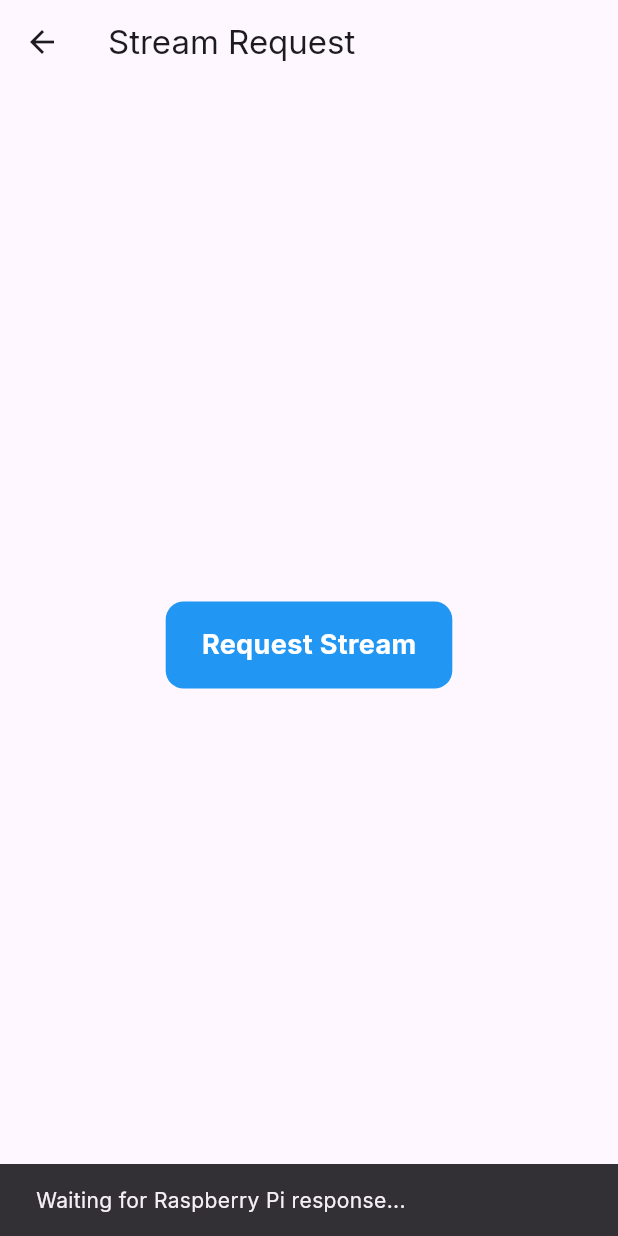
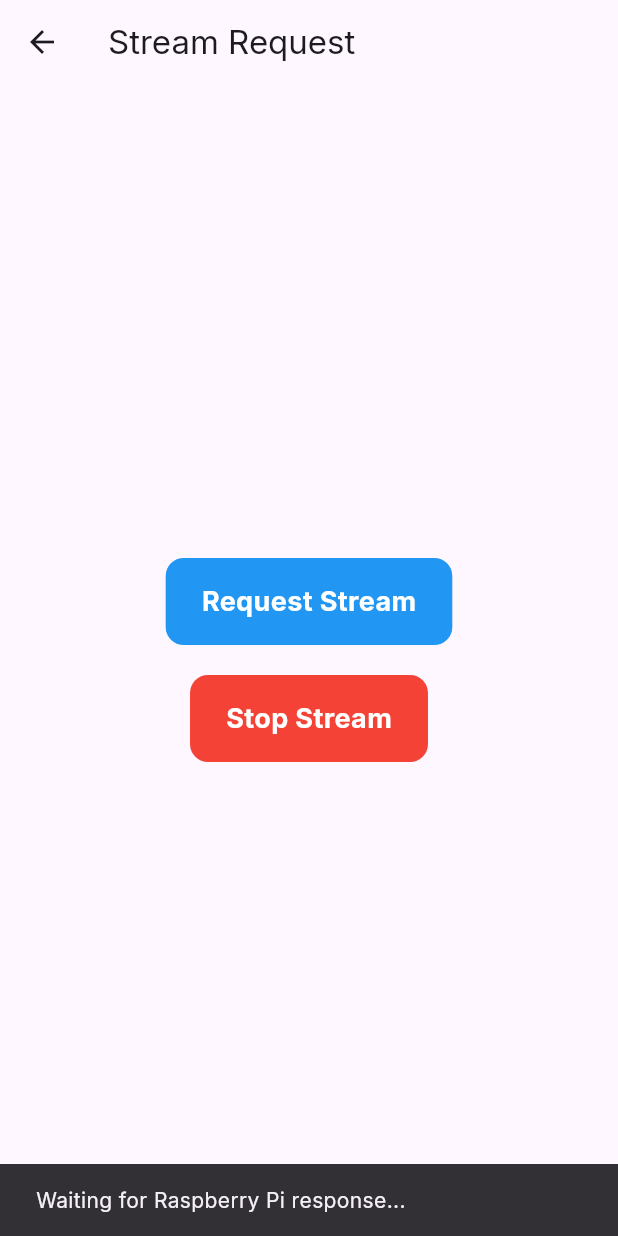
Before and after one commit to Abdelrahman-Hazemm/Graduation, a Flutter app: the VlcStreamPage screen opened directly, after a tap on "Request Stream", on a phone screen of 412 x 824 dp. Run offline on Flutter 3.47's test engine with Material 3 defaults, Android fonts, the phone set to English and light mode, and no system bars; our stand-ins replace cloud_firestore, device_info_plus, firebase_core, flutter_blue_plus, flutter_riverpod, geolocator and 3 more; missing offline and left inert: android_intent_plus, network_info_plus; accounts and stored records are empty.

```diff
--- a/ru2ya/lib/pages/vlc_stream.dart
+++ b/ru2ya/lib/pages/vlc_stream.dart
@@ -1,4 +1,5 @@
 import 'dart:async';
+import 'dart:convert';
 import 'package:flutter/material.dart';
 import 'package:cloud_firestore/cloud_firestore.dart';
 import 'package:android_intent_plus/android_intent.dart';
@@ -11,7 +12,8 @@ class VlcStreamPage extends StatefulWidget {
 
 class _VlcStreamPageState extends State<VlcStreamPage> {
   final String requestId = 'glasses01';
-  final String baseStreamUrl = 'rtmp://trolley.proxy.rlwy.net:24127/stream';
+  final String fetchStreamUrlEndpoint =
+      'https://ruya-production.up.railway.app/api/stream/get-stream-url?deviceId=glasses01';
 
   StreamSubscription<DocumentSnapshot>? _subscription;
   Timer? _timeoutTimer;
@@ -19,10 +21,13 @@ class _VlcStreamPageState extends State<VlcStreamPage> {
   String? _fullStreamUrl;
 
   Future<void> _sendRequest() async {
-    final requestRef = FirebaseFirestore.instance.collection('requests').doc(requestId);
+    final requestRef =
+        FirebaseFirestore.instance.collection('requests').doc(requestId);
 
     final doc = await requestRef.get();
-    if (doc.exists && doc.data() is Map && (doc.data() as Map)['status'] == 'pending') {
+    if (doc.exists &&
+        doc.data() is Map &&
+        (doc.data() as Map)['status'] == 'pending') {
       ScaffoldMessenger.of(context).showSnackBar(
         SnackBar(content: Text('Request already pending. Please wait.')),
       );
@@ -32,7 +37,6 @@ class _VlcStreamPageState extends State<VlcStreamPage> {
     await requestRef.set({
       'status': 'pending',
       'timestamp': FieldValue.serverTimestamp(),
-      'streamUrl': baseStreamUrl,
       'stream': true,
     });
 
@@ -44,7 +48,7 @@ class _VlcStreamPageState extends State<VlcStreamPage> {
       SnackBar(content: Text('Waiting for Raspberry Pi response...')),
     );
 
-    _subscription = requestRef.snapshots().listen((snapshot) {
+    _subscription = requestRef.snapshots().listen((snapshot) async {
       final data = snapshot.data() as Map<String, dynamic>?;
 
       if (data == null) return;
@@ -52,18 +56,9 @@ class _VlcStreamPageState extends State<VlcStreamPage> {
       final status = data['status'];
 
       if (status == 'accepted') {
+        print("Request accepted by Pi.");
         _cancelTimeout();
-
-        final uniqueId = data['uniqueId'];
-        if (uniqueId != null && uniqueId is String) {
-          _fullStreamUrl = '$baseStreamUrl/$uniqueId';
-          setState(() => _isStreaming = true);
-          _launchVlc();
-        } else {
-          ScaffoldMessenger.of(context).showSnackBar(
-            SnackBar(content: Text('Stream accepted but no unique ID found.')),
-          );
-        }
+        await _fetchStreamUrlAndLaunch();
       } else if (status == 'rejected') {
         _cancelTimeout();
         ScaffoldMessenger.of(context).showSnackBar(
@@ -101,6 +96,35 @@ class _VlcStreamPageState extends State<VlcStreamPage> {
     _subscription?.cancel();
   }
 
+  Future<void> _fetchStreamUrlAndLaunch() async {
+    try {
+      final response = await http.get(Uri.parse(fetchStreamUrlEndpoint));
+      if (response.statusCode == 200) {
+        final data = json.decode(response.body);
+        _fullStreamUrl = data['streamUrl'];
+        print('Fetched stream URL: $_fullStreamUrl');
+
+        if (_fullStreamUrl != null && _fullStreamUrl!.isNotEmpty) {
+          setState(() => _isStreaming = true);
+          _launchVlc();
+        } else {
+          ScaffoldMessenger.of(context).showSnackBar(
+            SnackBar(content: Text('Empty stream URL received.')),
+          );
+        }
+      } else {
+        ScaffoldMessenger.of(context).showSnackBar(
+          SnackBar(content: Text('Failed to get stream URL.')),
+        );
+      }
+    } catch (e) {
+      debugPrint('Fetch stream URL error: $e');
+      ScaffoldMessenger.of(context).showSnackBar(
+        SnackBar(content: Text('Error fetching stream URL: $e')),
+      );
+    }
+  }
+
   Future<void> _launchVlc() async {
     if (_fullStreamUrl == null) {
       ScaffoldMessenger.of(context).showSnackBar(
@@ -115,6 +139,7 @@ class _VlcStreamPageState extends State<VlcStreamPage> {
         data: _fullStreamUrl,
         package: 'org.videolan.vlc',
       );
+      print('Launching VLC with URL: $_fullStreamUrl');
       await intent.launch();
     } catch (e) {
       debugPrint('Failed to launch VLC: $e');
@@ -125,7 +150,8 @@ class _VlcStreamPageState extends State<VlcStreamPage> {
   }
 
   Future<void> _stopStream() async {
-    const stopUrl = 'https://ruya-production.up.railway.app/api/stream/stop-stream';
+    const stopUrl =
+        'https://ruya-production.up.railway.app/api/stream/stop-stream';
 
     try {
       final response = await http.post(Uri.parse(stopUrl));
@@ -140,7 +166,9 @@ class _VlcStreamPageState extends State<VlcStreamPage> {
         );
       } else {
         ScaffoldMessenger.of(context).showSnackBar(
-          SnackBar(content: Text('Failed to stop stream. Status: ${response.statusCode}')),
+          SnackBar(
+              content:
+                  Text('Failed to stop stream. Status: ${response.statusCode}')),
         );
       }
     } catch (e) {
@@ -169,7 +197,8 @@ class _VlcStreamPageState extends State<VlcStreamPage> {
               onTap: _sendRequest,
               borderRadius: BorderRadius.circular(12.0),
               child: Container(
-                padding: const EdgeInsets.symmetric(horizontal: 24.0, vertical: 16.0),
+                padding:
+                    const EdgeInsets.symmetric(horizontal: 24.0, vertical: 16.0),
                 decoration: BoxDecoration(
                   color: Colors.blue,
                   borderRadius: BorderRadius.circular(12.0),
@@ -185,12 +214,12 @@ class _VlcStreamPageState extends State<VlcStreamPage> {
               ),
             ),
             const SizedBox(height: 20),
-            if (_isStreaming)
             InkWell(
               onTap: _stopStream,
               borderRadius: BorderRadius.circular(12.0),
               child: Container(
-                  padding: const EdgeInsets.symmetric(horizontal: 24.0, vertical: 16.0),
+                padding:
+                    const EdgeInsets.symmetric(horizontal: 24.0, vertical: 16.0),
                 decoration: BoxDecoration(
                   color: Colors.red,
                   borderRadius: BorderRadius.circular(12.0),
```
Lines whose indentation alone changed are shown as unchanged.
